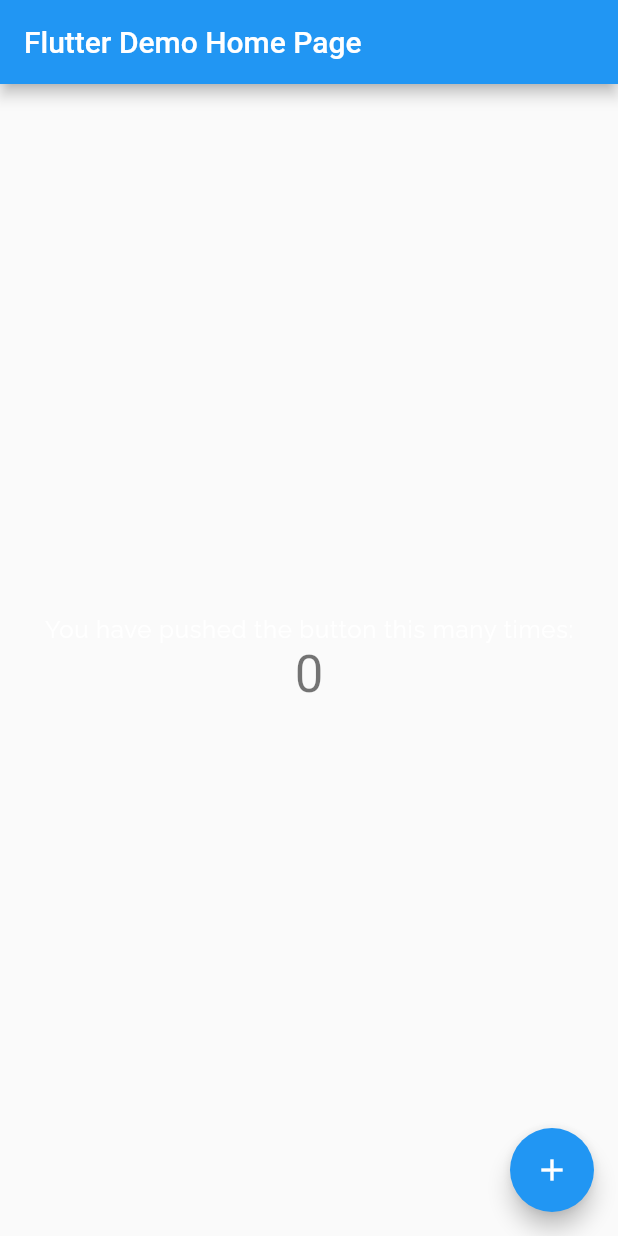
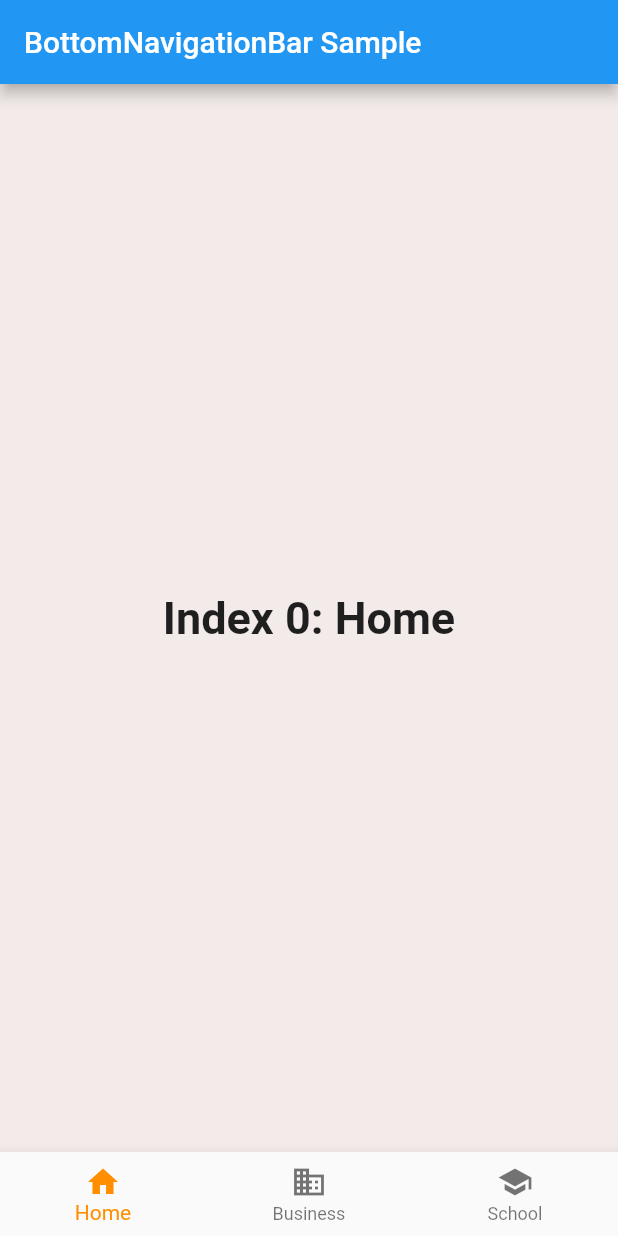
Before and after one commit to ajnabz/athena_hack, a Flutter app: the screen it shows after launch, on a phone screen of 412 x 824 dp. Run offline on Flutter 3.47's test engine with Material 2 defaults, Android fonts, the light colour scheme and no system bars; our stand-ins replace google_fonts; missing offline and left inert: footer.

Commit message:
Add bottom nav bar

```diff
--- a/lib/main.dart
+++ b/lib/main.dart
@@ -1,5 +1,7 @@
 import 'package:flutter/material.dart';
 import 'package:google_fonts/google_fonts.dart';
+import 'package:footer/footer.dart';
+import 'package:footer/footer_view.dart';
 
 void main() {
   runApp(const MyApp());
@@ -12,32 +14,106 @@
   @override
   Widget build(BuildContext context) {
     return MaterialApp(
-      title: 'Flutter Demo',
+      debugShowCheckedModeBanner: false,
       theme: ThemeData(
-        primaryColor: const Color(0xff004FB2),
+        scaffoldBackgroundColor: const Color(0xffF2EBE9),
+        primaryColor: const Color(0xffF2EBE9),
         brightness: Brightness.light,
         textTheme: TextTheme(
           headline1: GoogleFonts.raleway(
-              fontSize: 30, color: Colors.white, letterSpacing: -0.5),
+              fontSize: 30, color: const Color(0xff621148), letterSpacing: -0.5),
           subtitle1: GoogleFonts.raleway(
               fontSize: 16, color: const Color(0xFFD102F5), letterSpacing: 0.15),
-          subtitle2: GoogleFonts.raleway(
-              fontSize: 16, color: Colors.white, letterSpacing: 0.15),
           bodyText1: GoogleFonts.raleway(
               fontSize: 16, color: Colors.black, letterSpacing: 0.5),
-          bodyText2: GoogleFonts.raleway(
-              fontSize: 16, color: Colors.white, letterSpacing: 0.5),
           caption: GoogleFonts.raleway(
               fontSize: 15, color: Colors.grey, letterSpacing: 0.5),
           button: GoogleFonts.raleway(
               fontSize: 14, fontWeight: FontWeight.w500, letterSpacing: 1.25),
         ),
       ),
-      home: const MyHomePage(title: 'Flutter Demo Home Page'),
+      home: const MyStatefulWidget(),
     );
   }
 }
 
+
+
+
+class MyStatefulWidget extends StatefulWidget {
+  const MyStatefulWidget({Key? key}) : super(key: key);
+
+  @override
+  State<MyStatefulWidget> createState() => _MyStatefulWidgetState();
+}
+
+class _MyStatefulWidgetState extends State<MyStatefulWidget> {
+  int _selectedIndex = 0;
+  static const TextStyle optionStyle =
+      TextStyle(fontSize: 30, fontWeight: FontWeight.bold);
+  static const List<Widget> _widgetOptions = <Widget>[
+    Text(
+      'Index 0: Home',
+      style: optionStyle,
+    ),
+    Text(
+      'Index 1: Business',
+      style: optionStyle,
+    ),
+    Text(
+      'Index 2: School',
+      style: optionStyle,
+    ),
+  ];
+
+  void _onItemTapped(int index) {
+    setState(() {
+      _selectedIndex = index;
+    });
+  }
+
+  @override
+  Widget build(BuildContext context) {
+    return Scaffold(
+      appBar: AppBar(
+        title: const Text('BottomNavigationBar Sample'),
+      ),
+      body: Center(
+        child: _widgetOptions.elementAt(_selectedIndex),
+      ),
+      bottomNavigationBar: BottomNavigationBar(
+        items: const <BottomNavigationBarItem>[
+          BottomNavigationBarItem(
+            icon: Icon(Icons.home),
+            label: 'Home',
+          ),
+          BottomNavigationBarItem(
+            icon: Icon(Icons.business),
+            label: 'Business',
+          ),
+          BottomNavigationBarItem(
+            icon: Icon(Icons.school),
+            label: 'School',
+          ),
+        ],
+        currentIndex: _selectedIndex,
+        selectedItemColor: Colors.amber[800],
+        onTap: _onItemTapped,
+      ),
+    );
+  }
+}
+
+
+
+
+
+
+
+
+
+
+/*
 class MyHomePage extends StatefulWidget {
   const MyHomePage({super.key, required this.title});
 
@@ -57,18 +133,6 @@
 }
 
 class _MyHomePageState extends State<MyHomePage> {
-  int _counter = 0;
-
-  void _incrementCounter() {
-    setState(() {
-      // This call to setState tells the Flutter framework that something has
-      // changed in this State, which causes it to rerun the build method below
-      // so that the display can reflect the updated values. If we changed
-      // _counter without calling setState(), then the build method would not be
-      // called again, and so nothing would appear to happen.
-      _counter++;
-    });
-  }
 
   @override
   Widget build(BuildContext context) {
@@ -80,45 +144,31 @@
     // than having to individually change instances of widgets.
     return Scaffold(
       appBar: AppBar(
+        backgroundColor: const Color(0xffEDDDD9),
         // Here we take the value from the MyHomePage object that was created by
         // the App.build method, and use it to set our appbar title.
-        title: Text(widget.title),
-      ),
-      body: Center(
-        // Center is a layout widget. It takes a single child and positions it
-        // in the middle of the parent.
-        child: Column(
-          // Column is also a layout widget. It takes a list of children and
-          // arranges them vertically. By default, it sizes itself to fit its
-          // children horizontally, and tries to be as tall as its parent.
-          //
-          // Invoke "debug painting" (press "p" in the console, choose the
-          // "Toggle Debug Paint" action from the Flutter Inspector in Android
-          // Studio, or the "Toggle Debug Paint" command in Visual Studio Code)
-          // to see the wireframe for each widget.
-          //
-          // Column has various properties to control how it sizes itself and
-          // how it positions its children. Here we use mainAxisAlignment to
-          // center the children vertically; the main axis here is the vertical
-          // axis because Columns are vertical (the cross axis would be
-          // horizontal).
-          mainAxisAlignment: MainAxisAlignment.center,
-          children: <Widget>[
-            const Text(
-              'You have pushed the button this many times:',
-            ),
-            Text(
-              '$_counter',
-              style: Theme.of(context).textTheme.headline4,
-            ),
-          ],
+        title: const Text(
+          "Athena",
+          style: TextStyle(color: Color(0xff621148), fontWeight: FontWeight.bold),
         ),
       ),
-      floatingActionButton: FloatingActionButton(
-        onPressed: _incrementCounter,
-        tooltip: 'Increment',
-        child: const Icon(Icons.add),
-      ), // This trailing comma makes auto-formatting nicer for build methods.
+      body: FooterView(
+        footer: Footer(
+          padding: const EdgeInsets.all(10.0),
+          backgroundColor: const Color(0xffEDDDD9),
+          child: const Text('I am a Customizable footer!!'),
+        ),
+        flex: 1,
+        children: const <Widget>[
+          Padding(
+            padding: EdgeInsets.only(top:200.0),
+            child: Center(
+              child: Text('Scrollable View'),
+            ),
+          ),
+        ], //default flex is 2
+      ),
     );
   }
 }
+*/
--- a/pubspec.yaml
+++ b/pubspec.yaml
@@ -30,6 +30,7 @@
   flutter:
     sdk: flutter
   google_fonts: ^3.0.1
+  footer: ^0.0.4
 
   # The following adds the Cupertino Icons font to your application.
   # Use with the CupertinoIcons class for iOS style icons.
```
Also changed, not shown: pubspec.lock.
